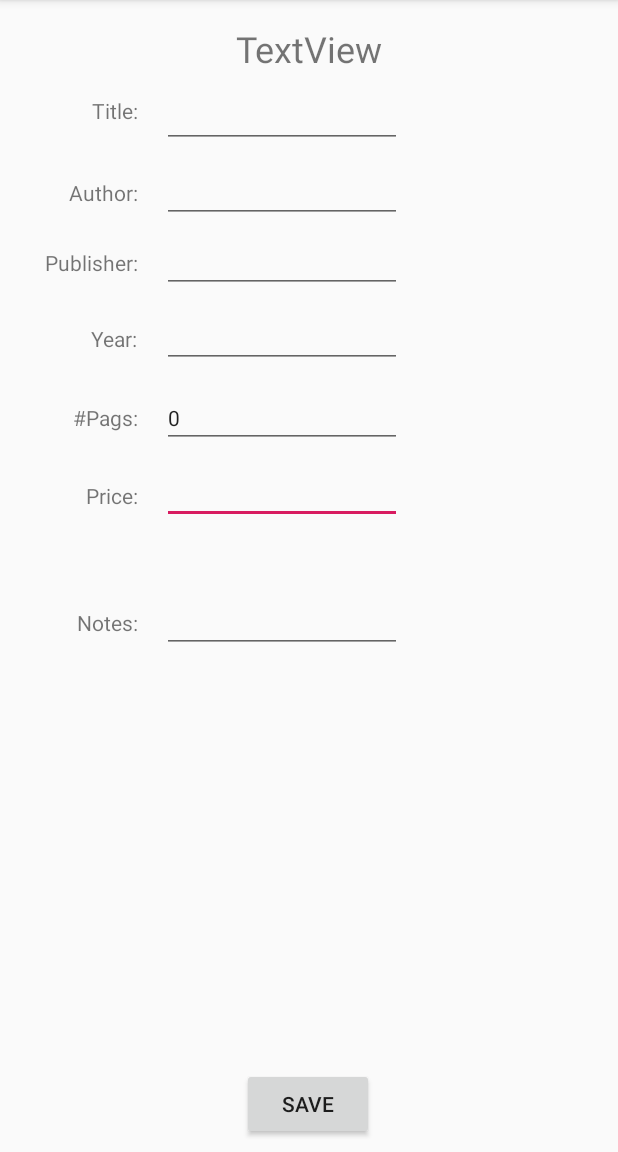
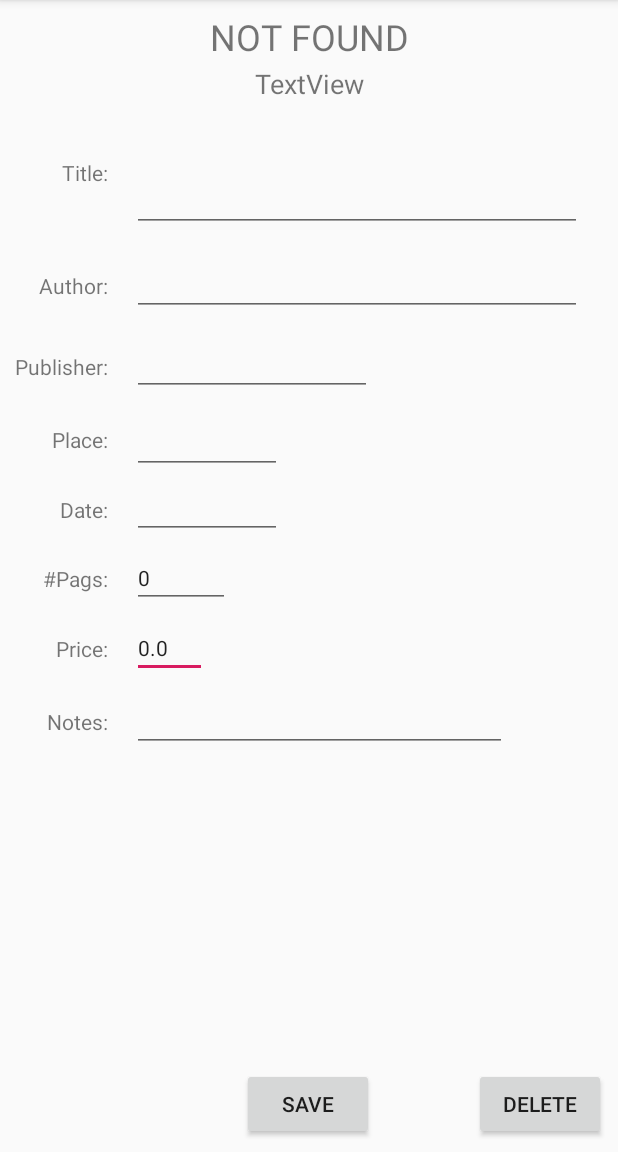
Before and after one commit to alvili/catalogador, an Android app: the BookDetailsActivity screen opened directly, with no data from a screen before it, on a phone screen of 412 x 824 dp, the part 84-1236 px from its top. Run offline under Robolectric (Android 15) with nearby library versions, the phone set to English and light mode, and no system bars; our stand-ins replace Picasso; pictures from the network do not load.

Commit message:
cambiando campos bbdd, update, delete

```diff
--- a/app/src/main/java/com/abcsoft/catalogador/activities/BookDetailsActivity.java
+++ b/app/src/main/java/com/abcsoft/catalogador/activities/BookDetailsActivity.java
@@ -20,9 +20,11 @@ public class BookDetailsActivity extends AppCompatActivity {
     private BooksServicesSQLite bookServices;
     private Book book = new Book();
 
+    private TextView found;
     private TextView isbn;
     private TextView title;
-    private TextView year;
+    private TextView publishDate;
+    private TextView publishPlace;
     private TextView publisher;
     private TextView author;
     private TextView numPags;
@@ -30,6 +32,7 @@ public class BookDetailsActivity extends AppCompatActivity {
     private TextView notes;
     private ImageView cover;
     private Button guardar;
+    private Button borrar;
 
     @Override
     protected void onCreate(Bundle savedInstanceState) {
@@ -37,9 +40,11 @@ public class BookDetailsActivity extends AppCompatActivity {
         setContentView(R.layout.activity_bookdetails);
 
         //Referencio la vista
+        found = (TextView) findViewById(R.id.idFound);
         title = (TextView) findViewById(R.id.idTitle);
         isbn = (TextView) findViewById(R.id.idIsbn);
-        year = (TextView) findViewById(R.id.idYear);
+        publishDate = (TextView) findViewById(R.id.idDate);
+        publishPlace = (TextView) findViewById(R.id.idPlace);
         publisher = (TextView) findViewById(R.id.idPublisher);
         author = (TextView) findViewById(R.id.idAuthor);
         numPags = (TextView) findViewById(R.id.idNumPags);
@@ -47,80 +52,107 @@ public class BookDetailsActivity extends AppCompatActivity {
         notes = (TextView) findViewById(R.id.idNotes);
         cover = (ImageView) findViewById(R.id.idCover);
         guardar = (Button) findViewById(R.id.idBtnGuardarLibro);
+        borrar = (Button) findViewById(R.id.idBtnBorrarLibro);
 
         //Recogemos los datos enviados por el intent
-        readBundle(getIntent().getExtras());
+        book.importFromBundle(getIntent().getExtras());
 
         //Traslado los datos a los campos
-        mostrarCampos();
+        book2Form();
 
         guardar.setOnClickListener(new View.OnClickListener() {
             @Override
             public void onClick(View v) {
                 //Guardo a la bbdd local
-                guardarDatos();
+                formToBook();
+                bookToBBDD();
 
                 //Vuelvo a la vista principal
-                Intent intent = new Intent(BookDetailsActivity.this, MainActivity.class);
-                startActivity(intent);
+                gotoPrincipal();
+            }
+        });
+
+        borrar.setOnClickListener(new View.OnClickListener() {
+            @Override
+            public void onClick(View v) {
+                //borra l'element
+                bookServices.delete(book.getId());
+
+                //Vuelvo a la vista principal
+                gotoPrincipal();
             }
         });
     }
 
-    private void readBundle(Bundle b){
-        //Solo si bundle no es null pido los datos
-        if(b != null) {
-            book.setIsbn(b.getString("isbn"));
-            book.setTitle(b.getString("title"));
-            book.setAuthor(b.getString("author"));
-            book.setPublisher(b.getString("publisher"));
-            book.setYear(b.getString("year"));
-            book.setPublishPlace(b.getString("place"));
-            book.setCoverLink(b.getString("cover"));
-            book.setNumPages(b.getInt("pags"));
+    private void book2Form() {
+
+        found.setText("NOT FOUND");
+        if (book.getFound()) {
+            found.setVisibility(View.INVISIBLE);
+        } else {
+            found.setVisibility(View.VISIBLE);
         }
-    }
+        if (validate(book.getTitle())) {
+            title.setText(book.getTitle());
+        }
+        if (validate(book.getIsbn())) {
+            isbn.setText(book.getIsbn());
+        }
+        if (validate(book.getPublishDate())) {
+            publishDate.setText(book.getPublishDate());
+        }
+        if (validate(book.getPublishPlace())) {
+            publishPlace.setText(book.getPublishPlace());
+        }
 
-    private void mostrarCampos(){
-        if (validate(book.getTitle())) {title.setText(book.getTitle());}
-        if (validate(book.getIsbn())) {isbn.setText(book.getIsbn());}
-        if (validate(book.getYear())) {year.setText(book.getYear() + ", " + book.getPublishPlace());}
-        if (validate(book.getPublisher())) {publisher.setText(book.getPublisher());}
-        if (validate(book.getAuthor())) {author.setText(book.getAuthor());}
+        if (validate(book.getPublisher())) {
+            publisher.setText(book.getPublisher());
+        }
+        if (validate(book.getAuthor())) {
+            author.setText(book.getAuthor());
+        }
         numPags.setText(String.valueOf(book.getNumPages()));
         if (validate(book.getCoverLink())) {
             if (!book.getCoverLink().equals("")) {
                 Picasso.get().load(book.getCoverLink()).into(cover);
             }
         }
+        price.setText(String.valueOf(book.getPrice()));
+        notes.setText(book.getNotes());
+
     }
 
-    private boolean validate (String str){
+    private boolean validate(String str) {
         return (str != null && !str.isEmpty());
     }
 
-    public void guardarDatos(){
+    public void formToBook() {
         //Actualizo book con los datos del formulario
 
         book.setIsbn(isbn.getText().toString());
         book.setTitle(title.getText().toString());
         book.setAuthor(author.getText().toString());
         book.setPublisher(publisher.getText().toString());
-        book.setYear(year.getText().toString());
-//        book.setPublishPlace(place.getText().toString());
+        book.setPublishDate(publishDate.getText().toString());
+        book.setPublishPlace(publishPlace.getText().toString());
         book.setNumPages(Integer.parseInt(numPags.getText().toString()));
 
-        book.setDate(new Date());
+        book.setDateCreation(new Date());
         book.setNotes(notes.getText().toString());
         book.setPrice(Double.parseDouble(price.getText().toString()));
         book.setLongitud(0.0);
         book.setLatitud(0.0);
+        //MODIFICAR SI YA EXISTE
+    }
 
+    public void bookToBBDD() {
         bookServices = new BooksServicesSQLite(getApplicationContext());
         bookServices.create(book);
+    }
 
-        //MODIFICAR SI YA EXISTE
-
+    public void gotoPrincipal(){
+        Intent intent = new Intent(BookDetailsActivity.this, MainActivity.class);
+        startActivity(intent);
     }
 
 }
--- a/app/src/main/java/com/abcsoft/catalogador/adapters/BooksAdapter.java
+++ b/app/src/main/java/com/abcsoft/catalogador/adapters/BooksAdapter.java
@@ -9,6 +9,7 @@ import android.widget.TextView;
 
 import com.abcsoft.catalogador.R;
 import com.abcsoft.catalogador.model.Book.Book;
+import com.abcsoft.catalogador.services.Utilidades;
 
 import java.util.List;
 
@@ -41,10 +42,13 @@ public class BooksAdapter extends BaseAdapter {
     public View getView(int position, View convertView, ViewGroup parent) {
         View view = inflater.inflate(R.layout.row_book, null);
 
+        //Referencio la vista
         TextView title = view.findViewById(R.id.idBookTitle);
+        TextView scanDate = view.findViewById(R.id.idScanDate);
+
         //Construyo el contenido
-
         title.setText(books.get(position).getTitle());
+        scanDate.setText(Utilidades.getStringFromDate(books.get(position).getDateCreation()));
         return view;
     }
 }
--- a/app/src/main/java/com/abcsoft/catalogador/services/BooksServicesSQLite.java
+++ b/app/src/main/java/com/abcsoft/catalogador/services/BooksServicesSQLite.java
@@ -28,12 +28,12 @@ public class BooksServicesSQLite implements BooksServices {
 
     @Override
     public Book update(Book book) {
-        return null;
+        return myDB.updateBook(book);
     }
 
     @Override
     public Boolean delete(Long id) {
-        return null;
+        return myDB.deleteBook(id);
     }
 
     @Override
--- a/app/src/main/res/layout/activity_bookdetails.xml
+++ b/app/src/main/res/layout/activity_bookdetails.xml
@@ -9,13 +9,16 @@
 
     <ImageView
         android:id="@+id/idCover"
-        android:layout_width="0dp"
+        android:layout_width="wrap_content"
         android:layout_height="wrap_content"
+        android:layout_marginStart="8dp"
+        android:layout_marginLeft="8dp"
         android:layout_marginTop="8dp"
+        android:layout_marginEnd="8dp"
+        android:layout_marginRight="8dp"
         app:layout_constraintEnd_toEndOf="parent"
-        app:layout_constraintHorizontal_bias="0.0"
-        app:layout_constraintStart_toStartOf="parent"
-        app:layout_constraintTop_toTopOf="@+id/guideline8"
+        app:layout_constraintStart_toStartOf="@+id/guideline11"
+        app:layout_constraintTop_toTopOf="@+id/guideline5"
         tools:srcCompat="@tools:sample/avatars[8]" />
 
     <TextView
@@ -39,11 +42,11 @@
         android:layout_marginEnd="8dp"
         android:layout_marginRight="8dp"
         android:layout_marginBottom="8dp"
-        android:text="@string/year"
+        android:text="@string/date"
         android:textSize="14sp"
         app:layout_constraintBottom_toTopOf="@+id/guideline7"
         app:layout_constraintEnd_toStartOf="@+id/guideline6"
-        app:layout_constraintTop_toTopOf="@+id/guideline5" />
+        app:layout_constraintTop_toTopOf="@+id/guideline10" />
 
     <TextView
         android:id="@+id/idPublisherTag"
@@ -96,8 +99,10 @@
         android:layout_marginLeft="8dp"
         android:layout_marginEnd="8dp"
         android:layout_marginRight="8dp"
+        android:layout_marginBottom="8dp"
         android:text="TextView"
-        android:textSize="24sp"
+        android:textSize="18sp"
+        app:layout_constraintBottom_toTopOf="@+id/guideline2"
         app:layout_constraintEnd_toEndOf="parent"
         app:layout_constraintStart_toStartOf="parent"
         app:layout_constraintTop_toTopOf="@+id/guideline" />
@@ -121,70 +126,63 @@
         android:layout_width="wrap_content"
         android:layout_height="wrap_content"
         android:orientation="horizontal"
-        app:layout_constraintGuide_begin="16dp" />
+        app:layout_constraintGuide_begin="45dp" />
 
     <android.support.constraint.Guideline
         android:id="@+id/guideline2"
         android:layout_width="wrap_content"
         android:layout_height="wrap_content"
         android:orientation="horizontal"
-        app:layout_constraintGuide_begin="48dp" />
+        app:layout_constraintGuide_begin="75dp" />
 
     <android.support.constraint.Guideline
         android:id="@+id/guideline3"
         android:layout_width="wrap_content"
         android:layout_height="wrap_content"
         android:orientation="horizontal"
-        app:layout_constraintGuide_begin="107dp" />
+        app:layout_constraintGuide_begin="163dp" />
 
     <android.support.constraint.Guideline
         android:id="@+id/guideline4"
         android:layout_width="wrap_content"
         android:layout_height="wrap_content"
         android:orientation="horizontal"
-        app:layout_constraintGuide_begin="150dp" />
+        app:layout_constraintGuide_begin="218dp" />
 
     <android.support.constraint.Guideline
         android:id="@+id/guideline5"
         android:layout_width="wrap_content"
         android:layout_height="wrap_content"
         android:orientation="horizontal"
-        app:layout_constraintGuide_begin="200dp" />
+        app:layout_constraintGuide_begin="270dp" />
 
     <android.support.constraint.Guideline
         android:id="@+id/guideline6"
         android:layout_width="wrap_content"
         android:layout_height="wrap_content"
         android:orientation="vertical"
-        app:layout_constraintGuide_begin="100dp" />
+        app:layout_constraintGuide_begin="80dp" />
 
     <android.support.constraint.Guideline
         android:id="@+id/guideline7"
         android:layout_width="wrap_content"
         android:layout_height="wrap_content"
         android:orientation="horizontal"
-        app:layout_constraintGuide_begin="251dp" />
+        app:layout_constraintGuide_begin="363dp" />
 
     <android.support.constraint.Guideline
         android:id="@+id/guideline8"
         android:layout_width="wrap_content"
         android:layout_height="wrap_content"
         android:orientation="horizontal"
-        app:layout_constraintGuide_begin="476dp" />
+        app:layout_constraintGuide_begin="456dp" />
 
     <android.support.constraint.Guideline
         android:id="@+id/guideline9"
         android:layout_width="wrap_content"
         android:layout_height="wrap_content"
         android:orientation="horizontal"
-        app:layout_constraintGuide_begin="306dp" />
-
-    <android.support.constraint.Guideline
-        android:id="@+id/guideline10"
-        android:layout_width="wrap_content"
-        android:layout_height="wrap_content"
-        android:orientation="horizontal"
-        app:layout_constraintGuide_begin="354dp" />
+        app:layout_constraintGuide_begin="408dp" />
 
     <TextView
         android:id="@+id/idPriceTag"
@@ -196,7 +194,7 @@
         android:layout_marginBottom="8dp"
         android:text="@string/price"
         android:textSize="14sp"
-        app:layout_constraintBottom_toTopOf="@+id/guideline10"
+        app:layout_constraintBottom_toTopOf="@+id/guideline8"
         app:layout_constraintEnd_toStartOf="@+id/guideline6"
         app:layout_constraintTop_toTopOf="@+id/guideline9" />
 
@@ -210,13 +208,13 @@
         android:layout_marginBottom="8dp"
         android:text="@string/notes"
         android:textSize="14sp"
-        app:layout_constraintBottom_toTopOf="@+id/guideline8"
+        app:layout_constraintBottom_toTopOf="@+id/guideline13"
         app:layout_constraintEnd_toStartOf="@+id/guideline6"
-        app:layout_constraintTop_toTopOf="@+id/guideline10" />
+        app:layout_constraintTop_toTopOf="@+id/guideline8" />
 
     <EditText
         android:id="@+id/idPrice"
-        android:layout_width="wrap_content"
+        android:layout_width="50dp"
         android:layout_height="wrap_content"
         android:layout_marginStart="8dp"
         android:layout_marginLeft="8dp"
@@ -225,14 +223,13 @@
         android:ems="10"
         android:inputType="number|numberDecimal"
         android:textSize="14sp"
-        app:layout_constraintBottom_toTopOf="@+id/guideline10"
+        app:layout_constraintBottom_toTopOf="@+id/guideline8"
         app:layout_constraintStart_toStartOf="@+id/guideline6"
-        app:layout_constraintTop_toTopOf="@+id/guideline9"
-        app:layout_constraintVertical_bias="0.615" />
+        app:layout_constraintTop_toTopOf="@+id/guideline9" />
 
     <EditText
         android:id="@+id/idNotes"
-        android:layout_width="wrap_content"
+        android:layout_width="250dp"
         android:layout_height="wrap_content"
         android:layout_marginStart="8dp"
         android:layout_marginLeft="8dp"
@@ -242,13 +239,13 @@
         android:gravity="start|top"
         android:inputType="textMultiLine"
         android:textSize="14sp"
-        app:layout_constraintBottom_toTopOf="@+id/guideline8"
+        app:layout_constraintBottom_toTopOf="@+id/guideline13"
         app:layout_constraintStart_toStartOf="@+id/guideline6"
-        app:layout_constraintTop_toTopOf="@+id/guideline10" />
+        app:layout_constraintTop_toTopOf="@+id/guideline8" />
 
     <EditText
-        android:id="@+id/idYear"
-        android:layout_width="wrap_content"
+        android:id="@+id/idDate"
+        android:layout_width="100dp"
         android:layout_height="wrap_content"
         android:layout_marginStart="8dp"
         android:layout_marginLeft="8dp"
@@ -259,11 +256,11 @@
         android:textSize="14sp"
         app:layout_constraintBottom_toTopOf="@+id/guideline7"
         app:layout_constraintStart_toStartOf="@+id/guideline6"
-        app:layout_constraintTop_toTopOf="@+id/guideline5" />
+        app:layout_constraintTop_toTopOf="@+id/guideline10" />
 
     <EditText
         android:id="@+id/idNumPags"
-        android:layout_width="wrap_content"
+        android:layout_width="65dp"
         android:layout_height="wrap_content"
         android:layout_marginStart="8dp"
         android:layout_marginLeft="8dp"
@@ -278,7 +275,7 @@
 
     <EditText
         android:id="@+id/idAuthor"
-        android:layout_width="wrap_content"
+        android:layout_width="300dp"
         android:layout_height="wrap_content"
         android:layout_marginStart="8dp"
         android:layout_marginLeft="8dp"
@@ -308,7 +305,43 @@
 
     <EditText
         android:id="@+id/idTitle"
+        android:layout_width="300dp"
+        android:layout_height="wrap_content"
+        android:layout_marginStart="8dp"
+        android:layout_marginLeft="8dp"
+        android:layout_marginTop="8dp"
+        android:layout_marginBottom="8dp"
+        android:ems="10"
+        android:inputType="textMultiLine"
+        android:textSize="14sp"
+        app:layout_constraintBottom_toTopOf="@+id/guideline3"
+        app:layout_constraintStart_toStartOf="@+id/guideline6"
+        app:layout_constraintTop_toTopOf="@+id/guideline2"
+        app:layout_constraintVertical_bias="1.0" />
+
+    <android.support.constraint.Guideline
+        android:id="@+id/guideline11"
         android:layout_width="wrap_content"
+        android:layout_height="wrap_content"
+        android:orientation="vertical"
+        app:layout_constraintGuide_begin="205dp" />
+
+    <TextView
+        android:id="@+id/textView"
+        android:layout_width="wrap_content"
+        android:layout_height="wrap_content"
+        android:layout_marginTop="8dp"
+        android:layout_marginEnd="8dp"
+        android:layout_marginRight="8dp"
+        android:layout_marginBottom="8dp"
+        android:text="@string/place"
+        app:layout_constraintBottom_toTopOf="@+id/guideline10"
+        app:layout_constraintEnd_toStartOf="@+id/guideline6"
+        app:layout_constraintTop_toTopOf="@+id/guideline5" />
+
+    <EditText
+        android:id="@+id/idPlace"
+        android:layout_width="100dp"
         android:layout_height="wrap_content"
         android:layout_marginStart="8dp"
         android:layout_marginLeft="8dp"
@@ -316,9 +349,47 @@
         android:layout_marginBottom="8dp"
         android:ems="10"
         android:inputType="text"
-        android:textSize="14sp"
-        app:layout_constraintBottom_toTopOf="@+id/guideline3"
+        app:layout_constraintBottom_toTopOf="@+id/guideline10"
         app:layout_constraintStart_toStartOf="@+id/guideline6"
-        app:layout_constraintTop_toTopOf="@+id/guideline2"
-        app:layout_constraintVertical_bias="1.0" />
+        app:layout_constraintTop_toTopOf="@+id/guideline5" />
+
+    <TextView
+        android:id="@+id/idFound"
+        android:layout_width="wrap_content"
+        android:layout_height="wrap_content"
+        android:layout_marginStart="8dp"
+        android:layout_marginLeft="8dp"
+        android:layout_marginTop="8dp"
+        android:layout_marginEnd="8dp"
+        android:layout_marginRight="8dp"
+        android:text="TextView"
+        android:textSize="24sp"
+        app:layout_constraintEnd_toEndOf="parent"
+        app:layout_constraintStart_toStartOf="parent"
+        app:layout_constraintTop_toTopOf="parent" />
+
+    <android.support.constraint.Guideline
+        android:id="@+id/guideline10"
+        android:layout_width="wrap_content"
+        android:layout_height="wrap_content"
+        android:orientation="horizontal"
+        app:layout_constraintGuide_begin="316dp" />
+
+    <android.support.constraint.Guideline
+        android:id="@+id/guideline13"
+        android:layout_width="wrap_content"
+        android:layout_height="wrap_content"
+        android:orientation="horizontal"
+        app:layout_constraintGuide_begin="506dp" />
+
+    <Button
+        android:id="@+id/idBtnBorrarLibro"
+        android:layout_width="wrap_content"
+        android:layout_height="wrap_content"
+        android:layout_marginEnd="8dp"
+        android:layout_marginRight="8dp"
+        android:layout_marginBottom="8dp"
+        android:text="@string/delete"
+        app:layout_constraintBottom_toBottomOf="parent"
+        app:layout_constraintEnd_toEndOf="parent" />
 </android.support.constraint.ConstraintLayout>
--- a/app/src/main/res/values/strings.xml
+++ b/app/src/main/res/values/strings.xml
@@ -5,10 +5,12 @@
     <string name="sync">SYNC DATABASE</string>
     <string name="guardar">SAVE</string>
     <string name="title">Title:</string>
-    <string name="year">Year:</string>
+    <string name="date">Date:</string>
     <string name="publisher">Publisher:</string>
     <string name="author">Author:</string>
     <string name="pags">#Pags:</string>
     <string name="price">Price:</string>
     <string name="notes">Notes:</string>
+    <string name="place">Place:</string>
+    <string name="delete">DELETE</string>
 </resources>
```
Also changed, not shown: app/src/main/java/com/abcsoft/catalogador/activities/ListViewActivity.java (+5 -14 lines), app/src/main/java/com/abcsoft/catalogador/activities/ScannerActivity.java (+17 -46 lines), app/src/main/java/com/abcsoft/catalogador/database/DatabaseHelper.java (+59 -10 lines), app/src/main/java/com/abcsoft/catalogador/model/Book/Book.java (+134 -33 lines), app/src/main/res/layout/row_book.xml (+9 -0 lines).
